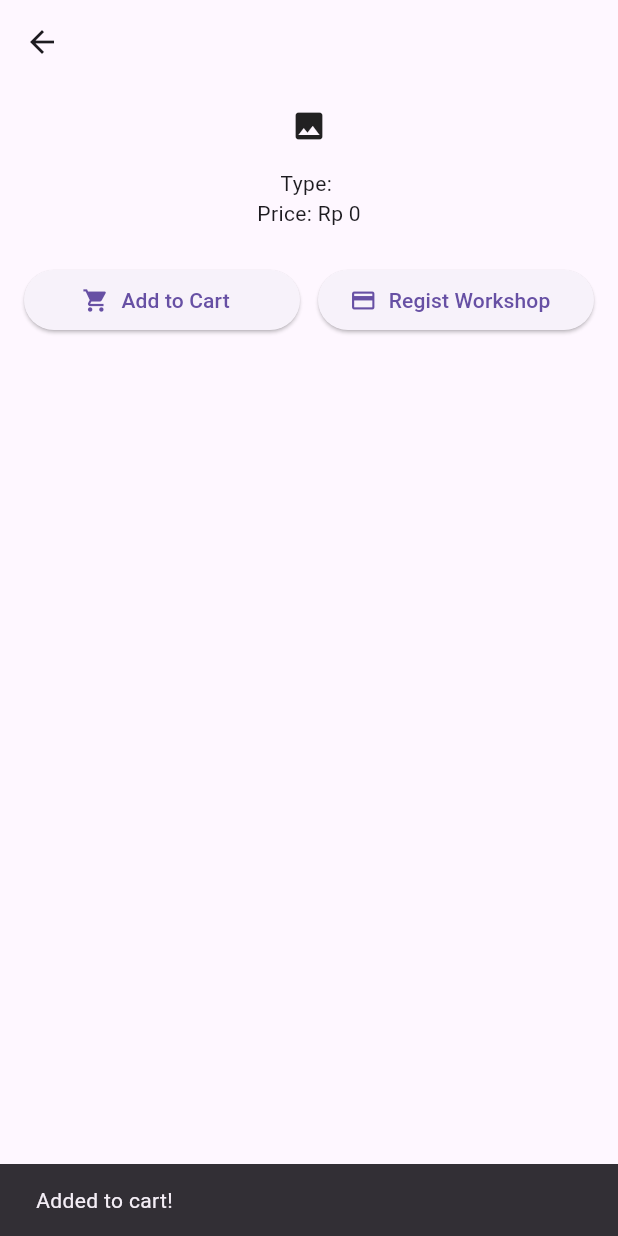
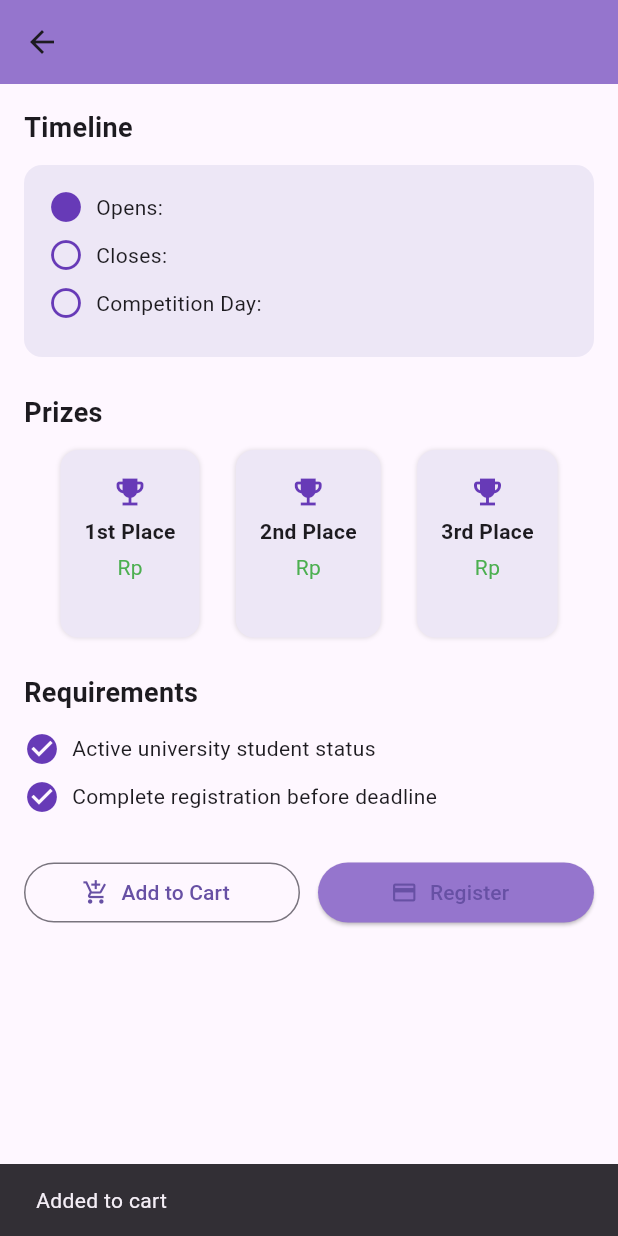
Before and after one commit to ditoputra0104/CRUD-Workshop, a Flutter app: the WorkshopDetail screen opened directly with empty values, after a tap on "Add to Cart", on a phone screen of 412 x 824 dp. Run offline on Flutter 3.47's test engine with Material 3 defaults, Android fonts, the phone set to English and light mode, and no system bars; our stand-ins replace cloud_firestore, firebase_core, flutter_map, latlong2; accounts and stored records are empty.

Commit message:
workshop detail ui

```diff
--- a/lib/workshopDetail.dart
+++ b/lib/workshopDetail.dart
@@ -14,62 +14,103 @@ class WorkshopDetail extends StatelessWidget {
 
   @override
   Widget build(BuildContext context) {
-    final title = workshop['title'] ?? '';
-    final type = workshop['category'] ?? '';
-    final price = workshop['price'] ?? 0;
-    final image = workshop['image'] ?? '';
+    final String title = workshop['title'] ?? '';
+    final String openRegist = workshop['open_regist'] ?? '';
+    final String closeRegist = workshop['close_regist'] ?? '';
+    final String competitionDay = workshop['competition_day'] ?? '';
+    final String prize1 = workshop['prize_1'] ?? '';
+    final String prize2 = workshop['prize_2'] ?? '';
+    final String prize3 = workshop['prize_3'] ?? '';
 
     return Scaffold(
-      appBar: AppBar(title: Text(title)),
-      body: Padding(
+      appBar: AppBar(
+        title: Text(title),
+        backgroundColor: Colors.deepPurple.shade300,
+        leading: BackButton(),
+      ),
+      body: SingleChildScrollView(
         padding: const EdgeInsets.all(16),
         child: Column(
+          crossAxisAlignment: CrossAxisAlignment.start,
           children: [
-            Image.network(image,
-                height: 150,
-                errorBuilder: (_, __, ___) => const Icon(Icons.image)),
-            const SizedBox(height: 16),
-            Text("Type: $type"),
-            Text("Price: Rp $price"),
+            const Text("Timeline",
+                style: TextStyle(fontSize: 18, fontWeight: FontWeight.bold)),
+            const SizedBox(height: 12),
+            Container(
+              decoration: BoxDecoration(
+                color: Colors.deepPurple.shade50,
+                borderRadius: BorderRadius.circular(12),
+              ),
+              padding: const EdgeInsets.all(16),
+              child: Column(
+                children: [
+                  _timelineItem(Icons.circle, "Opens: $openRegist"),
+                  _timelineItem(Icons.circle_outlined, "Closes: $closeRegist"),
+                  _timelineItem(Icons.circle_outlined,
+                      "Competition Day: $competitionDay"),
+                ],
+              ),
+            ),
+            const SizedBox(height: 24),
+            const Text("Prizes",
+                style: TextStyle(fontSize: 18, fontWeight: FontWeight.bold)),
+            const SizedBox(height: 12),
+            Row(
+              mainAxisAlignment: MainAxisAlignment.spaceEvenly,
+              children: [
+                _prizeCard("1st Place", prize1),
+                _prizeCard("2nd Place", prize2),
+                _prizeCard("3rd Place", prize3),
+              ],
+            ),
+            const SizedBox(height: 24),
+            const Text("Requirements",
+                style: TextStyle(fontSize: 18, fontWeight: FontWeight.bold)),
+            const SizedBox(height: 8),
+            _requirementItem("Active university student status"),
+            _requirementItem("Complete registration before deadline"),
             const SizedBox(height: 24),
             Row(
               children: [
                 Expanded(
-                  child: ElevatedButton.icon(
-                    icon: const Icon(Icons.shopping_cart),
-                    label: const Text("Add to Cart"),
-                    onPressed: () async {
-                      await FirebaseFirestore.instance.collection('cart').add({
+                  child: OutlinedButton.icon(
+                    onPressed: () {
+                      FirebaseFirestore.instance.collection('cart').add({
                         'name': title,
-                        'type': type,
-                        'price': price,
-                        'image': image,
-                        'date': Timestamp.now(),
+                        'type': workshop['type'] ?? '',
+                        'price': workshop['price'] ?? '',
+                        'image': workshop['image'] ?? '',
+                        'date': competitionDay,
                       });
                       ScaffoldMessenger.of(context).showSnackBar(
-                        const SnackBar(content: Text("Added to cart!")),
+                        const SnackBar(content: Text("Added to cart")),
                       );
                     },
+                    icon: const Icon(Icons.add_shopping_cart),
+                    label: const Text("Add to Cart"),
                   ),
                 ),
                 const SizedBox(width: 12),
                 Expanded(
                   child: ElevatedButton.icon(
-                    icon: const Icon(Icons.payment),
-                    label: const Text("Regist Workshop"),
                     onPressed: () {
                       Navigator.push(
                         context,
                         MaterialPageRoute(
                           builder: (_) => AddPaymentPage(
                             workshopTitle: title,
-                            imageUrl: image,
-                            type: type,
-                            price: price.toString(),
+                            imageUrl: workshop['image'] ?? '',
+                            type: workshop['type'] ?? '',
+                            price: (workshop['price'] ?? '').toString(),
                           ),
                         ),
                       );
                     },
+                    icon: const Icon(Icons.payment),
+                    label: const Text("Register"),
+                    style: ElevatedButton.styleFrom(
+                      backgroundColor: Colors.deepPurple.shade300,
+                    ),
                   ),
                 ),
               ],
@@ -79,4 +120,59 @@ class WorkshopDetail extends StatelessWidget {
       ),
     );
   }
+
+  Widget _timelineItem(IconData icon, String text) {
+    return Padding(
+      padding: const EdgeInsets.only(bottom: 8),
+      child: Row(
+        children: [
+          Icon(icon, color: Colors.deepPurple),
+          const SizedBox(width: 8),
+          Expanded(child: Text(text)),
+        ],
+      ),
+    );
+  }
+
+  Widget _prizeCard(String place, String amount) {
+    return Column(
+      children: [
+        Container(
+          padding: const EdgeInsets.all(16),
+          decoration: BoxDecoration(
+            color: Colors.deepPurple.shade50,
+            borderRadius: BorderRadius.circular(12),
+            boxShadow: [BoxShadow(color: Colors.black12, blurRadius: 2)],
+          ),
+          child: Column(
+            children: [
+              const Icon(Icons.emoji_events, color: Colors.deepPurple),
+              const SizedBox(height: 4),
+              Text(place, style: const TextStyle(fontWeight: FontWeight.bold)),
+              const SizedBox(height: 4),
+              const Text("Rp", style: TextStyle(color: Colors.green)),
+              Text(
+                amount,
+                style: const TextStyle(
+                    color: Colors.green, fontWeight: FontWeight.bold),
+              )
+            ],
+          ),
+        ),
+      ],
+    );
+  }
+
+  Widget _requirementItem(String text) {
+    return Padding(
+      padding: const EdgeInsets.symmetric(vertical: 4),
+      child: Row(
+        children: [
+          const Icon(Icons.check_circle, color: Colors.deepPurple),
+          const SizedBox(width: 8),
+          Expanded(child: Text(text)),
+        ],
+      ),
+    );
+  }
 }
```
